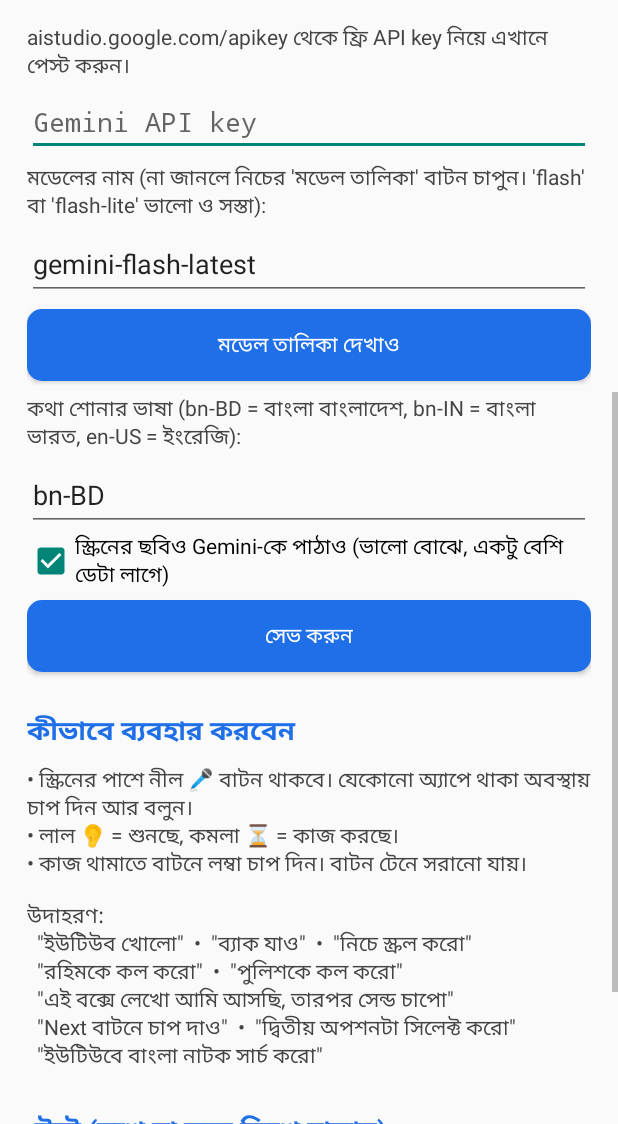
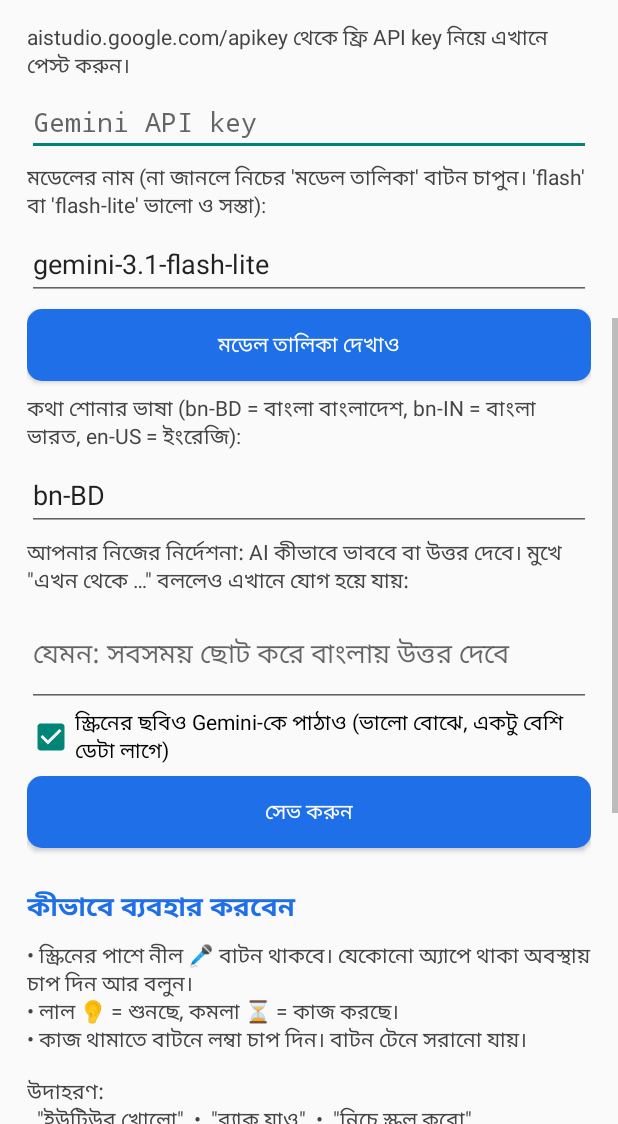
Before and after one commit to Jahangir7980/VoiceAgent, an Android app: the screen it shows after launch (MainActivity), scrolled down 537 dp, on a phone screen of 412 x 824 dp, the part 112-1236 px from its top. Run offline under Robolectric (Android 15) with nearby library versions, the phone set to English and light mode, and no system bars.

Commit message:
Add autopilot, continue, standing instructions, screen Q&A; default Flash-Lite
Co-Authored-By: Claude Opus 5.5 <noreply@anthropic.com>
Claude-Session: https://claude.ai/code/session_019qfFGTZLs93oTzebHb83Hm

```diff
--- a/app/src/main/java/com/ruhul/voiceagent/MainActivity.java
+++ b/app/src/main/java/com/ruhul/voiceagent/MainActivity.java
@@ -29,7 +29,7 @@ import java.util.List;
 public class MainActivity extends Activity {
 
     private TextView status;
-    private EditText keyField, modelField, langField, testField;
+    private EditText keyField, modelField, langField, testField, instrField;
     private CheckBox shotsBox;
     private final Handler main = new Handler(Looper.getMainLooper());
 
@@ -85,6 +85,12 @@ public class MainActivity extends Activity {
         root.addView(note("কথা শোনার ভাষা (bn-BD = বাংলা বাংলাদেশ, bn-IN = বাংলা ভারত, en-US = ইংরেজি):"));
         langField = field("ভাষা", Prefs.lang(this));
         root.addView(langField);
+        root.addView(note("আপনার নিজের নির্দেশনা: AI কীভাবে ভাববে বা উত্তর দেবে। মুখে \"এখন থেকে …\" বললেও এখানে যোগ হয়ে যায়:"));
+        instrField = new EditText(this);
+        instrField.setHint("যেমন: সবসময় ছোট করে বাংলায় উত্তর দেবে");
+        instrField.setText(Prefs.instructions(this));
+        instrField.setMinLines(2);
+        root.addView(instrField);
         shotsBox = new CheckBox(this);
         shotsBox.setText("স্ক্রিনের ছবিও Gemini-কে পাঠাও (ভালো বোঝে, একটু বেশি ডেটা লাগে)");
         shotsBox.setChecked(Prefs.screenshots(this));
@@ -104,7 +110,14 @@ public class MainActivity extends Activity {
                 + "  \"রহিমকে কল করো\"  •  \"পুলিশকে কল করো\"\n"
                 + "  \"এই বক্সে লেখো আমি আসছি, তারপর সেন্ড চাপো\"\n"
                 + "  \"Next বাটনে চাপ দাও\"  •  \"দ্বিতীয় অপশনটা সিলেক্ট করো\"\n"
-                + "  \"ইউটিউবে বাংলা নাটক সার্চ করো\""));
+                + "  \"ইউটিউবে বাংলা নাটক সার্চ করো\"\n\n"
+                + "স্ক্রিন দেখে প্রশ্নের উত্তর:\n"
+                + "  \"স্ক্রিনের প্রশ্নটা পড়ে উত্তর দাও\"  •  \"সঠিক উত্তরটা সিলেক্ট করে নেক্সট চাপো\"\n\n"
+                + "অটো পাইলট (না থামানো পর্যন্ত চলবে, থামাতে লম্বা চাপ):\n"
+                + "  \"অটো পাইলট: প্রতিটা প্রশ্নের উত্তর দিয়ে নেক্সট চাপতে থাকো\"\n"
+                + "  \"এভাবেই করে যাও\"  •  \"কন্টিনিউ করো\" (আগের কাজ আবার)\n\n"
+                + "নিজের নিয়ম:\n"
+                + "  \"এখন থেকে সবসময় ছোট করে উত্তর দেবে\"  •  \"নির্দেশনা মুছে দাও\""));
 
         // Test box
         root.addView(heading("টেস্ট (মুখে না বলে লিখে চালান)"));
@@ -143,6 +156,7 @@ public class MainActivity extends Activity {
         Prefs.save(this, keyField.getText().toString(), modelField.getText().toString(),
                 langField.getText().toString().trim().isEmpty() ? Prefs.DEFAULT_LANG : langField.getText().toString().trim(),
                 shotsBox.isChecked());
+        Prefs.setInstructions(this, instrField.getText().toString());
     }
 
     private void showModels() {
--- a/app/src/main/java/com/ruhul/voiceagent/Prefs.java
+++ b/app/src/main/java/com/ruhul/voiceagent/Prefs.java
@@ -5,7 +5,7 @@ import android.content.SharedPreferences;
 
 /** Small wrapper around saved settings. */
 public final class Prefs {
-    public static final String DEFAULT_MODEL = "gemini-flash-latest";
+    public static final String DEFAULT_MODEL = "gemini-3.1-flash-lite";
     public static final String DEFAULT_LANG = "bn-BD";
 
     private Prefs() {}
@@ -23,6 +23,10 @@ public final class Prefs {
     public static String lang(Context c) { return sp(c).getString("lang", DEFAULT_LANG); }
     public static boolean screenshots(Context c) { return sp(c).getBoolean("shots", true); }
 
+    /** The user's own standing instructions ("think like this…"). */
+    public static String instructions(Context c) { return sp(c).getString("instr", "").trim(); }
+    public static void setInstructions(Context c, String s) { sp(c).edit().putString("instr", s.trim()).apply(); }
+
     public static void save(Context c, String key, String model, String lang, boolean shots) {
         sp(c).edit()
                 .putString("api_key", key.trim())
```
Also changed, not shown: app/src/main/java/com/ruhul/voiceagent/AgentService.java (+79 -2 lines).
